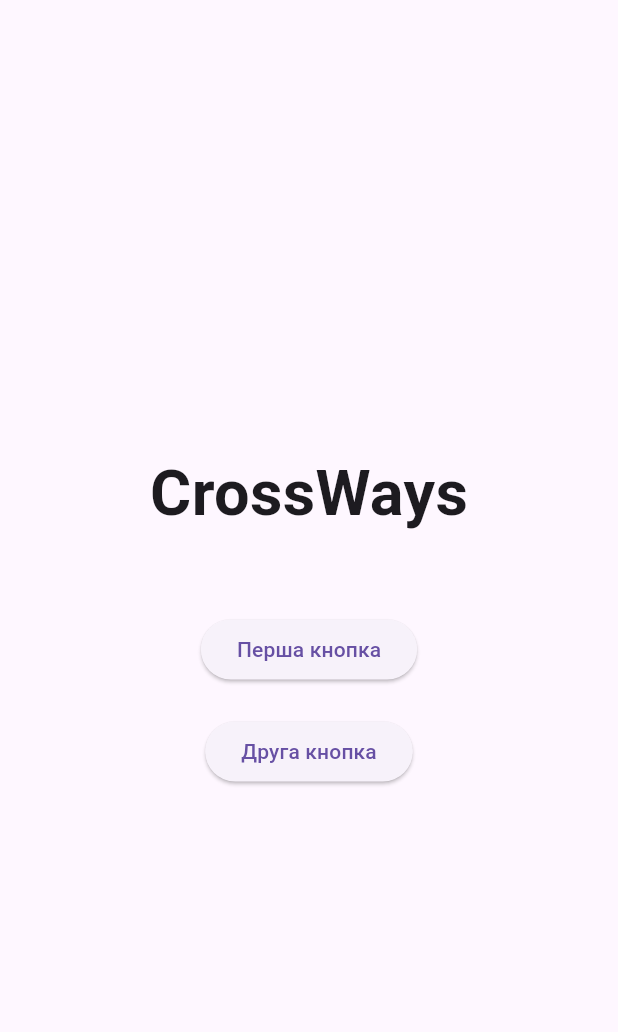
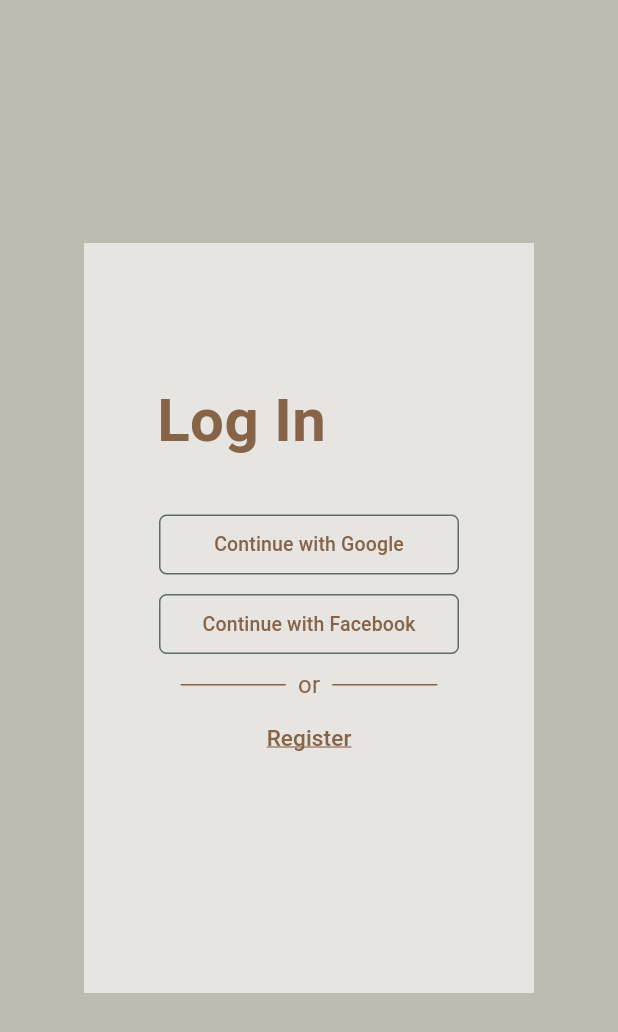
Before and after one commit to DenisDK/CrossWays-MOBILE, a Flutter app: the screen it shows after launch, on a phone screen of 412 x 824 dp. Shown: the top 1032 px of the screen. Run offline on Flutter 3.47's test engine with Material 3 defaults, Android fonts, the phone set to English and light mode, and no system bars; our stand-ins replace firebase_core; accounts and stored records are empty.

Commit message:
login and register design

```diff
--- /dev/null
+++ b/lib/login.dart
@@ -0,0 +1,128 @@
+import 'package:flutter/material.dart';
+import 'registration.dart';
+
+class LoginScreen extends StatelessWidget {
+  @override
+  Widget build(BuildContext context) {
+    return Scaffold(
+      backgroundColor: const Color.fromARGB(255, 188, 188, 176),
+      body: Center(
+        child: Padding(
+          padding: const EdgeInsets.symmetric(horizontal: 30),
+          child: Container(
+            width: 300,
+            height: 500,
+            decoration: const BoxDecoration(
+              color:  Color.fromARGB(255, 231, 229, 225)
+            ),
+            child: Column(
+              children: [
+                const Padding(padding: EdgeInsets.only(top: 90, right: 90),
+                  child: Text(
+                    'Log In',
+                    style: TextStyle(
+                      color: Color.fromARGB(255, 135, 100, 71),
+                      fontSize: 40,
+                      fontWeight: FontWeight.bold
+                    ),
+                  ),
+                ),
+                const Padding(padding: EdgeInsets.only(top: 30)),
+                ElevatedButton(
+                  onPressed: () {
+                    // Додайте функціональність кнопки тут
+                  },
+                  style: ElevatedButton.styleFrom(
+                    backgroundColor: Colors.transparent,
+                    shadowColor: Colors.transparent,
+                    fixedSize: const Size(200, 40),
+                    shape: const RoundedRectangleBorder(
+                      borderRadius: BorderRadius.all(Radius.circular(5)),
+                      side: BorderSide(
+                        color: Color.fromARGB(255, 92, 109, 103),
+                        width: 1,
+                      )
+                    ),
+                  ),
+                  child: const Text(
+                    'Continue with Google',
+                    style: TextStyle(
+                      color: Color.fromARGB(255, 135, 100, 71),
+                      fontSize: 13,
+                    ),
+                  ),
+                ),
+                const Padding(padding: EdgeInsets.only(top: 5)),
+                ElevatedButton(
+                  onPressed: () {
+                    // Додайте функціональність кнопки тут
+                  },
+                  style: ElevatedButton.styleFrom(
+                    backgroundColor: Colors.transparent,
+                    shadowColor: Colors.transparent,
+                    fixedSize: const Size(200, 40),
+                    shape: const RoundedRectangleBorder(
+                      borderRadius: BorderRadius.all(Radius.circular(5)),
+                      side: BorderSide(
+                        color: Color.fromARGB(255, 92, 109, 103),
+                        width: 1,
+                      )
+                    ),
+                  ),
+                  child: const Text(
+                    'Continue with Facebook',
+                    style: TextStyle(
+                      color: Color.fromARGB(255, 135, 100, 71),
+                      fontSize: 13,
+                    ),
+                  ),
+                ),
+                const Padding(padding: EdgeInsets.only(top: 5)),
+                Row(
+                  mainAxisAlignment: MainAxisAlignment.center,
+                  children: [
+                    Container(
+                      width: 70,
+                      height: 1,
+                      color: const Color.fromARGB(255, 135, 100, 71),
+                    ),
+                    const Padding(
+                      padding: EdgeInsets.symmetric(horizontal: 8.0),
+                      child: Text(
+                        'or',
+                        style: TextStyle(
+                          color: Color.fromARGB(255, 135, 100, 71),
+                          fontSize: 16,
+                        ),
+                      ),
+                    ),
+                    Container(
+                      width: 70,
+                      height: 1,
+                      color: const Color.fromARGB(255, 135, 100, 71),
+                    ),
+                  ],
+                ),
+                TextButton(
+                  onPressed: () {
+                    Navigator.push(context, MaterialPageRoute(builder: (context) => RegistrationScreen()));
+                  },
+                  child: const Text(
+                    'Register',
+                    style: TextStyle(
+                    fontSize: 15,
+                    fontWeight: FontWeight.w500,
+                    color: Color.fromARGB(255, 135, 100, 71),
+                    decoration: TextDecoration.underline,
+                    decorationColor: Color.fromARGB(255, 135, 100, 71),
+                   ),
+                  ),
+                )
+              ],
+            ),
+          )
+        ),
+      ),
+    );
+  }
+}
--- a/lib/main.dart
+++ b/lib/main.dart
@@ -1,4 +1,6 @@
+import 'package:cross_ways/login.dart';
 import 'package:flutter/material.dart';
+import 'login.dart';
 
 void main() {
   WidgetsFlutterBinding.ensureInitialized();
@@ -10,9 +12,9 @@
 
   @override
   Widget build(BuildContext context) {
-    return const MaterialApp(
+    return MaterialApp(
       title: 'CrossWays',
-      home: MyHomePage(),
+      home: LoginScreen(),
     );
   }
 }
```
Also changed, not shown: lib/registration.dart (added, +87 -0 lines).
